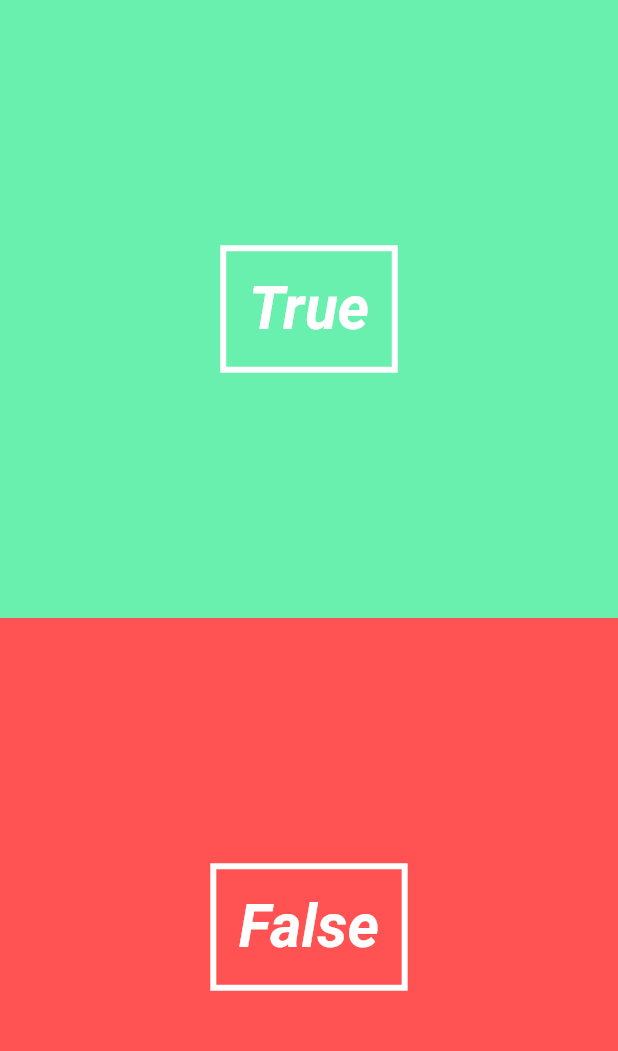
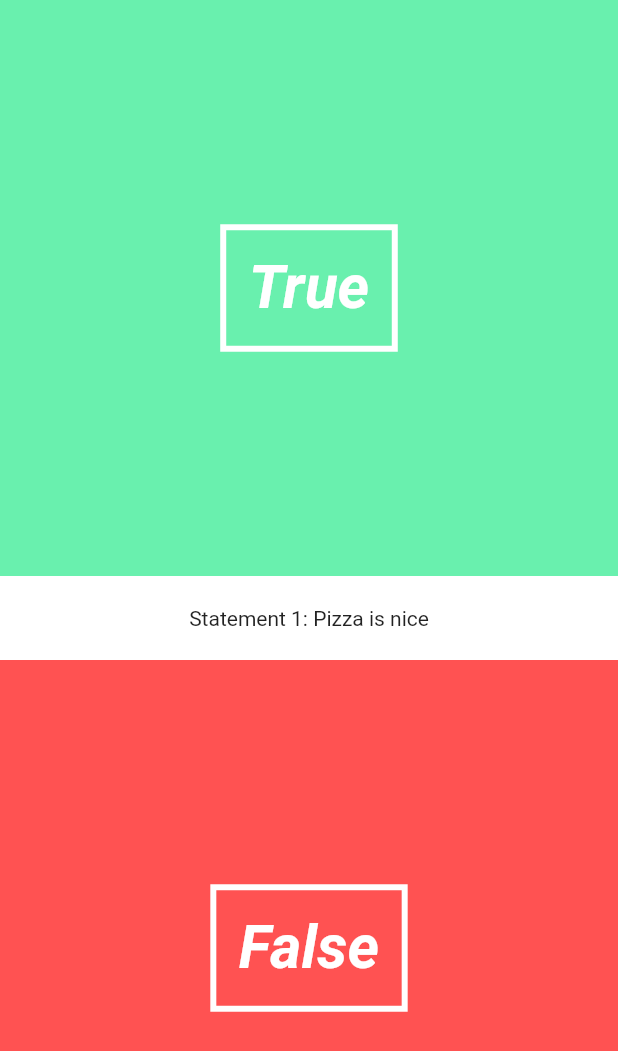
Before and after one commit to pebreo/flutter-quiz, a Flutter app: the screen it shows after launch, on a phone screen of 412 x 824 dp. Shown: the top 1051 px of the screen. Run offline on Flutter 3.47's test engine with Material 2 defaults, Android fonts, the phone set to English and light mode, and no system bars.

Commit message:
add question text

```diff
--- a/lib/pages/quiz_page.dart
+++ b/lib/pages/quiz_page.dart
@@ -1,6 +1,5 @@
 import 'package:flutter/material.dart';
 import '../ui/answer_button.dart';
-
 
 // a widget
 class QuizPage extends StatefulWidget {
@@ -24,8 +23,17 @@ class QuizPageState extends State<QuizPage> {
       children: <Widget>[
         new Column(// this is our main page
             children: <Widget>[
-              new AnswerButton(true, () => print('you answered true')),
-              new AnswerButton(false, () => print('you answered false')),
+          new AnswerButton(true, () => print('you answered true')),
+          new Material(
+              color: Colors.white,
+              child: new Padding(
+                  padding: new EdgeInsets.symmetric(vertical: 20.0),
+                  child: new Center(
+                    child: new Text('Statement 1: Pizza is nice')
+                  ),
+              )
+              ),
+          new AnswerButton(false, () => print('you answered false')),
         ])
       ],
     );
```
